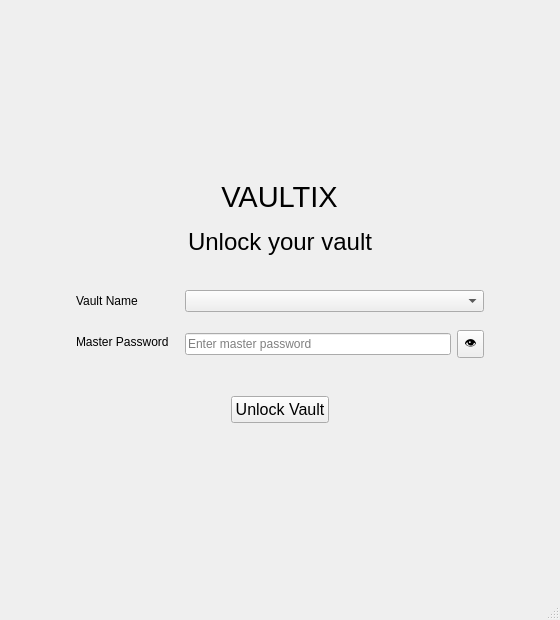
Above: ui/login.ui from Haakim19/vaultix before the change. Below: the same form after it.
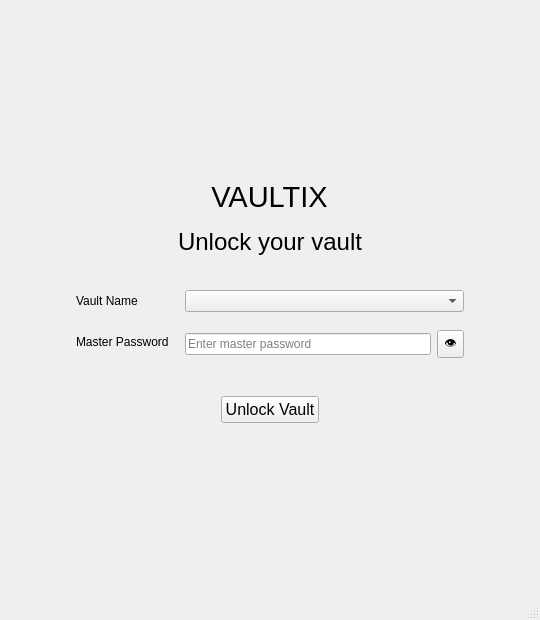
That is the form after the change.

Diff of the .ui file:
```diff
--- a/ui/login.ui
+++ b/ui/login.ui
@@ -6,7 +6,7 @@
    <rect>
     <x>0</x>
     <y>0</y>
-    <width>560</width>
+    <width>540</width>
     <height>620</height>
    </rect>
   </property>
```
Left out of the diff: 2 changed lines with no effect on the pictures.
